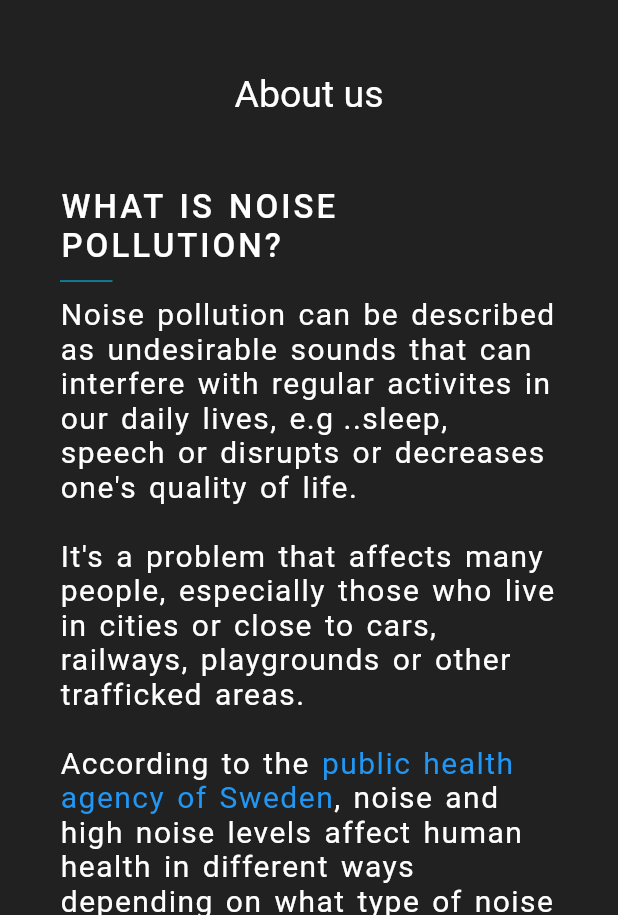
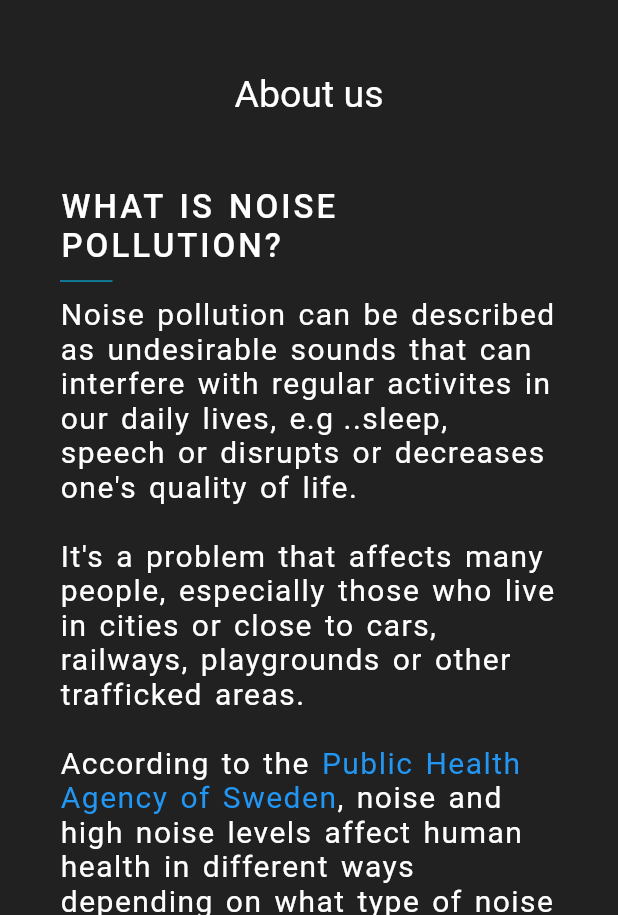
Before and after one commit to allj9618/noisepollutionlocator_71, a Flutter app: the AboutScaffold screen opened directly, on a phone screen of 412 x 824 dp, the part 321-1236 px from its top. Run offline on Flutter 3.47's test engine with Material 2 defaults, Android fonts, the phone set to English and light mode, and no system bars; our stand-ins replace animated_splash_screen, flutter_map, flutter_slidable, geolocator, google_sign_in, latlong and 2 more; missing offline and left inert: ff_navigation_bar, flutter_map_location, noise_meter; accounts and stored records are empty.

Commit message:
Corrected grammar.

```diff
--- a/lib/about/about_text.dart
+++ b/lib/about/about_text.dart
@@ -135,7 +135,7 @@ var alignmentForTitle = Align(
 var linkToFOHM = RichText(
     softWrap: false,
     text: TextSpan(
-        text: "public health agency of Sweden",
+        text: "Public Health Agency of Sweden",
         style: TextStyle(
             fontSize: 20, letterSpacing: 1, wordSpacing: 2, color: Colors.blue),
         recognizer: TapGestureRecognizer()
```
